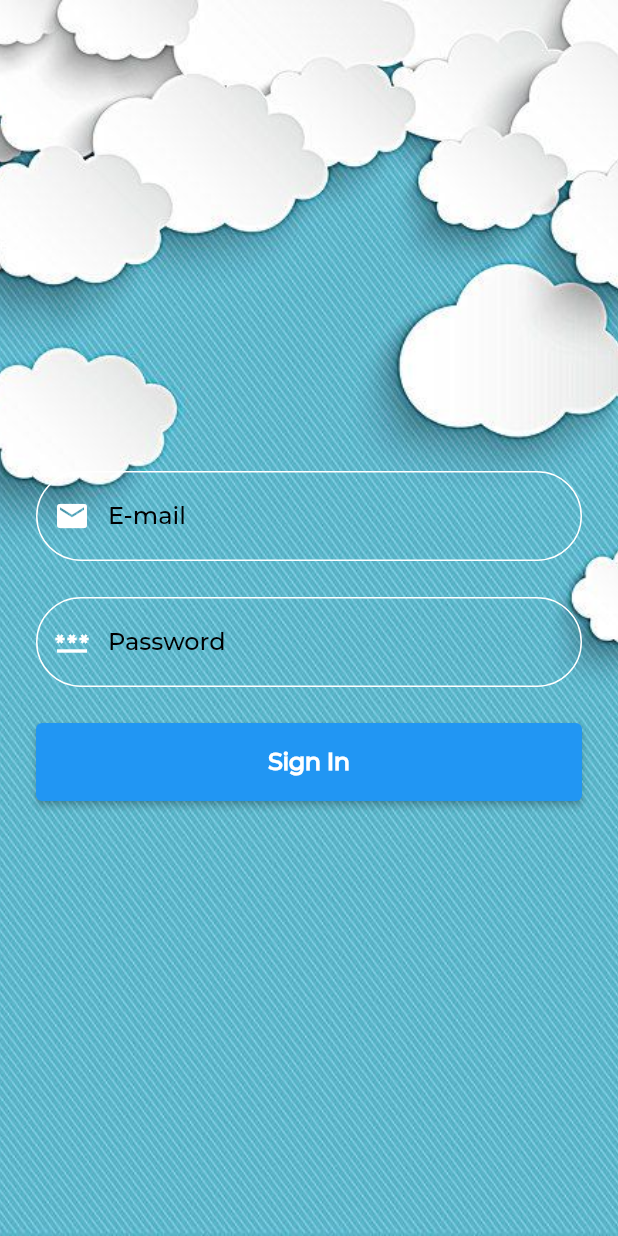
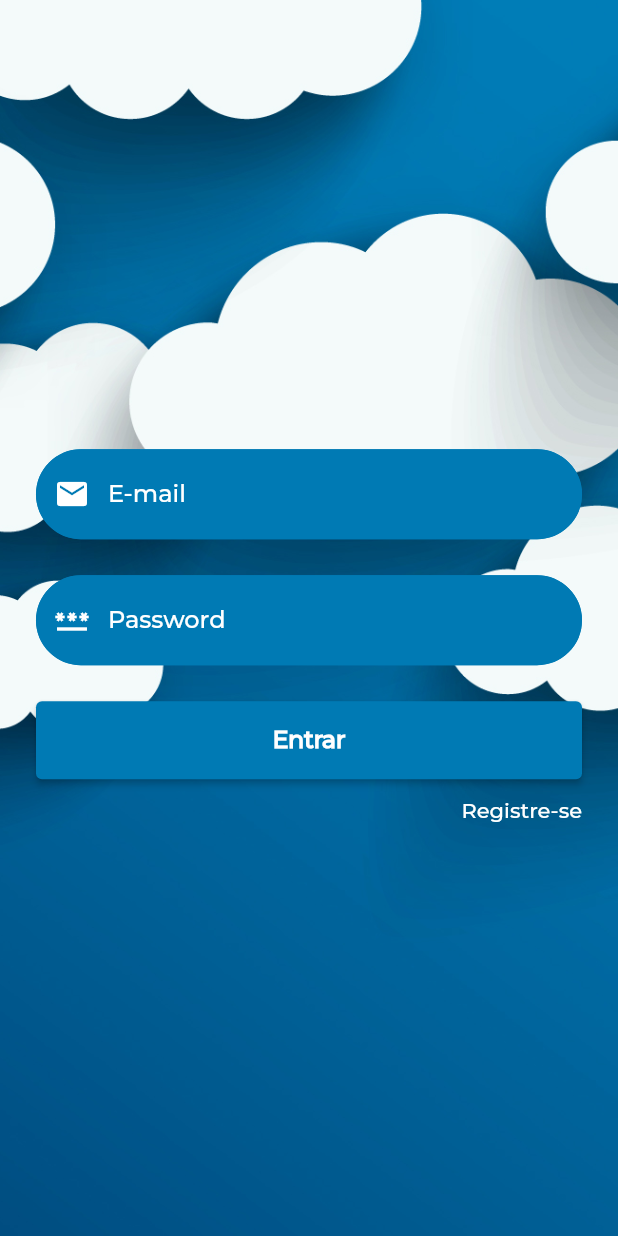
Before and after one commit to caioguge/Sky-Weather, a Flutter app: the screen it shows after launch, on a phone screen of 412 x 824 dp. Run offline on Flutter 3.47's test engine with Material 2 defaults, Android fonts, the phone set to English and light mode, and no system bars.

Commit message:
Feat: Mudanças de design na página de login e correções de foco ao voltar da tela de registro

```diff
--- a/lib/views/login_screen.dart
+++ b/lib/views/login_screen.dart
@@ -1,4 +1,5 @@
 import 'package:flutter/material.dart';
+import 'package:weather_idea/views/signup_screen.dart';
 
 class LoginScreen extends StatefulWidget {
   const LoginScreen({Key? key}) : super(key: key);
@@ -9,8 +10,18 @@ class LoginScreen extends StatefulWidget {
 
 class _LoginScreenState extends State<LoginScreen> {
   final _formKey = GlobalKey<FormState>();
-  final loginController = TextEditingController();
+  final emailController = TextEditingController();
   final passController = TextEditingController();
+
+  FocusNode passwordFocusNode = FocusNode();
+  FocusNode emailFocusNode = FocusNode();
+
+  @override
+  void dispose() {
+    emailController.dispose();
+    passController.dispose();
+    super.dispose();
+  }
 
   @override
   Widget build(BuildContext context) {
@@ -18,7 +29,7 @@ class _LoginScreenState extends State<LoginScreen> {
       body: Container(
         decoration: const BoxDecoration(
           image: DecorationImage(
-            image: AssetImage('images/clouds.jpeg'),
+            image: AssetImage('images/clouds.jpg'),
             fit: BoxFit.cover,
           ),
         ),
@@ -32,12 +43,13 @@ class _LoginScreenState extends State<LoginScreen> {
                   Padding(
                     padding: const EdgeInsets.all(24),
                     child: TextFormField(
-                      cursorColor: Colors.black,
-                      controller: loginController,
+                      focusNode: emailFocusNode,
+                      cursorColor: Colors.white,
+                      controller: emailController,
                       style: const TextStyle(
                         fontSize: 16,
                         fontFamily: 'Montserrat',
-                        color: Colors.black,
+                        color: Colors.white,
                       ),
                       keyboardType: TextInputType.emailAddress,
                       validator: (value) {
@@ -47,8 +59,12 @@ class _LoginScreenState extends State<LoginScreen> {
                         return null;
                       },
                       decoration: const InputDecoration(
+                        filled: true,
+                        fillColor: Color.fromRGBO(0, 122, 180, 1),
                         border: OutlineInputBorder(
-                          borderSide: BorderSide(color: Colors.white),
+                          borderSide: BorderSide(
+                            color: Colors.white,
+                          ),
                           borderRadius: BorderRadius.all(
                             Radius.circular(100),
                           ),
@@ -58,7 +74,7 @@ class _LoginScreenState extends State<LoginScreen> {
                             Radius.circular(100),
                           ),
                           borderSide: BorderSide(
-                            color: Colors.white, // Cor da borda
+                            color: Color.fromRGBO(0, 122, 180, 1),
                           ),
                         ),
                         focusedBorder: OutlineInputBorder(
@@ -66,11 +82,11 @@ class _LoginScreenState extends State<LoginScreen> {
                             Radius.circular(100),
                           ),
                           borderSide: BorderSide(
-                            color: Colors.white, // Cor da borda
+                            color: Color.fromRGBO(0, 122, 180, 1),
                           ),
                         ),
                         labelText: 'E-mail',
-                        labelStyle: TextStyle(color: Colors.black),
+                        labelStyle: TextStyle(color: Colors.white),
                         prefixIcon: Icon(
                           Icons.mail,
                           color: Colors.white,
@@ -82,12 +98,13 @@ class _LoginScreenState extends State<LoginScreen> {
                     padding:
                         const EdgeInsets.only(right: 24, left: 24, bottom: 24),
                     child: TextFormField(
-                      cursorColor: Colors.black,
+                      focusNode: passwordFocusNode,
+                      cursorColor: Colors.white,
                       controller: passController,
                       style: const TextStyle(
                         fontSize: 16,
                         fontFamily: 'Montserrat',
-                        color: Colors.black,
+                        color: Colors.white,
                       ),
                       keyboardType: TextInputType.text,
                       obscureText: true,
@@ -98,6 +115,8 @@ class _LoginScreenState extends State<LoginScreen> {
                         return null;
                       },
                       decoration: const InputDecoration(
+                        filled: true,
+                        fillColor: Color.fromRGBO(0, 122, 180, 1),
                         border: OutlineInputBorder(
                           borderRadius: BorderRadius.all(
                             Radius.circular(100),
@@ -108,7 +127,7 @@ class _LoginScreenState extends State<LoginScreen> {
                             Radius.circular(100),
                           ),
                           borderSide: BorderSide(
-                            color: Colors.white, // Cor da borda
+                            color: Color.fromRGBO(0, 122, 180, 1),
                           ),
                         ),
                         focusedBorder: OutlineInputBorder(
@@ -116,11 +135,11 @@ class _LoginScreenState extends State<LoginScreen> {
                             Radius.circular(100),
                           ),
                           borderSide: BorderSide(
-                            color: Colors.white, // Cor da borda
+                            color: Color.fromRGBO(0, 122, 180, 1),
                           ),
                         ),
                         labelText: 'Password',
-                        labelStyle: TextStyle(color: Colors.black),
+                        labelStyle: TextStyle(color: Colors.white),
                         prefixIcon: Icon(
                           Icons.password,
                           color: Colors.white,
@@ -133,7 +152,14 @@ class _LoginScreenState extends State<LoginScreen> {
                     child: Padding(
                       padding: const EdgeInsets.only(right: 24, left: 24),
                       child: ElevatedButton(
+                        style: const ButtonStyle(
+                          backgroundColor: MaterialStatePropertyAll(
+                            Color.fromRGBO(0, 122, 180, 1),
+                          ),
+                        ),
                         onPressed: () {
+                          // Realizar navegação para tela principal.
+
                           if (_formKey.currentState!.validate()) {
                             ScaffoldMessenger.of(context).showSnackBar(
                               const SnackBar(
@@ -145,13 +171,39 @@ class _LoginScreenState extends State<LoginScreen> {
                         child: const Padding(
                           padding: EdgeInsets.all(16),
                           child: Text(
-                            'Sign In',
+                            'Entrar',
                             style: TextStyle(
                               fontFamily: 'Montserrat',
                               fontWeight: FontWeight.w700,
                               fontSize: 16,
                               letterSpacing: -0.3,
                             ),
+                          ),
+                        ),
+                      ),
+                    ),
+                  ),
+                  Align(
+                    alignment: Alignment.bottomRight,
+                    child: Padding(
+                      padding: const EdgeInsets.only(top: 12, right: 24),
+                      child: GestureDetector(
+                        onTap: () {
+                          Navigator.of(context)
+                              .push(MaterialPageRoute(
+                                  builder: (context) => const SignupScreen()))
+                              .then((_) {
+                            emailController.clear();
+                            passController.clear();
+                            emailFocusNode.unfocus();
+                            passwordFocusNode.unfocus();
+                          });
+                        },
+                        child: const Text(
+                          'Registre-se',
+                          style: TextStyle(
+                            fontFamily: 'Montserrat',
+                            color: Colors.white,
                           ),
                         ),
                       ),
```
Also changed, not shown: lib/views/signup_screen.dart (added, +18 -0 lines), images/clouds.jpeg (deleted), images/clouds.jpg (added).
